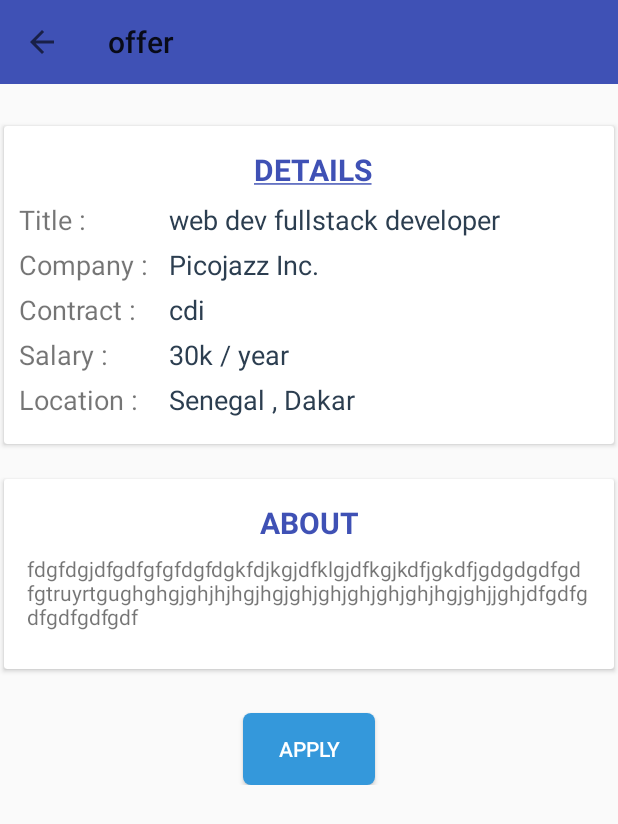
After one commit to picojazz/PicojazzJobsAndriodApp, an Android app: the OfferActivity screen opened directly, with no data from a screen before it, on a phone screen of 412 x 824 dp. The commit adds this screen. Shown: the top 824 px of the screen. Run offline under Robolectric (Android 15) with nearby library versions, the phone set to English and light mode, and no system bars.

Commit message:
design offer layout

```diff
--- a/app/src/main/AndroidManifest.xml
+++ b/app/src/main/AndroidManifest.xml
@@ -2,7 +2,7 @@
 <manifest xmlns:android="http://schemas.android.com/apk/res/android"
     package="com.example.supschool.picojazzemploiapp">
 
-    <uses-permission android:name="android.permission.INTERNET"/>
+    <uses-permission android:name="android.permission.INTERNET" />
 
     <application
         android:allowBackup="true"
@@ -22,7 +22,8 @@
         <activity
             android:name=".HomeActivity"
             android:label="@string/title_activity_home"
-            android:theme="@style/AppTheme.NoActionBar"></activity>
+            android:theme="@style/AppTheme.NoActionBar" />
+        <activity android:name=".OfferActivity"></activity>
     </application>
 
 </manifest>
--- a/app/src/main/java/com/example/supschool/picojazzemploiapp/HomeActivity.java
+++ b/app/src/main/java/com/example/supschool/picojazzemploiapp/HomeActivity.java
@@ -1,6 +1,7 @@
 package com.example.supschool.picojazzemploiapp;
 
 import android.app.ProgressDialog;
+import android.content.Intent;
 import android.os.AsyncTask;
 import android.os.Bundle;
 import android.support.design.widget.FloatingActionButton;
@@ -16,6 +17,7 @@ import android.support.v7.widget.Toolbar;
 import android.view.Menu;
 import android.view.MenuItem;
 import android.view.ViewGroup;
+import android.widget.AdapterView;
 import android.widget.BaseAdapter;
 import android.widget.ListView;
 import android.widget.TextView;
@@ -55,17 +57,26 @@ public class HomeActivity extends AppCompatActivity
         dialog = new ProgressDialog(this);
         dialog.setMessage(getString(R.string.waiting));
 
-        //searchview
-         //searchView = (MaterialSearchView)findViewById(R.id.search_view);
+
+        homeListView.setOnItemClickListener(new AdapterView.OnItemClickListener() {
+            @Override
+            public void onItemClick(AdapterView<?> parent, View view, int position, long id) {
+                Intent intent = new Intent(HomeActivity.this,OfferActivity.class);
+                intent.putExtra("offer_id",String.valueOf(listOffers.get(position).getId()));
+
+               // Toast.makeText(HomeActivity.this,String.valueOf(listOffers.get(position).getId()) , Toast.LENGTH_SHORT).show();
+
+                startActivity(intent);
+            }
+        });
+
 
 
         //api offers
         OfferServer offerServer = new OfferServer();
         offerServer.execute("http://192.168.56.1:8080/api/offers");
 
-        //adapter
-        /*CustomAdaptder customAdaptder = new CustomAdaptder();
-        homeListView.setAdapter(customAdaptder);*/
+
 
 
         DrawerLayout drawer = (DrawerLayout) findViewById(R.id.drawer_layout);
@@ -193,7 +204,7 @@ public class HomeActivity extends AppCompatActivity
                     /*String dateStr = element.getString("dateCreate");
                     SimpleDateFormat  sdf = new SimpleDateFormat("yyyy-MM-dd HH:mm:ss");
                     Date  date = sdf.parse(dateStr);*/
-                    Offer offer = new Offer(element.getString("title"),element.getString("place"),element.getString("contract"),element.getString("dateCreate"));
+                    Offer offer = new Offer(element.getLong("id"),element.getString("title"),element.getString("place"),element.getString("contract"),element.getString("dateCreate"));
                     listOffers.add(offer);
                 }
 
--- a/app/src/main/java/com/example/supschool/picojazzemploiapp/Offer.java
+++ b/app/src/main/java/com/example/supschool/picojazzemploiapp/Offer.java
@@ -35,8 +35,10 @@ public class Offer {
         this.dateCreate = dateCreate;
     }
 
-    public Offer(String title, String place, String contract, String dateCreate) {
+
+    public Offer(long id,String title, String place, String contract, String dateCreate) {
         this.title = title;
+        this.id = id;
         this.place = place;
         this.contract = contract;
         this.dateCreate = dateCreate;
--- /dev/null
+++ b/app/src/main/java/com/example/supschool/picojazzemploiapp/OfferActivity.java
@@ -0,0 +1,40 @@
+package com.example.supschool.picojazzemploiapp;
+
+import android.graphics.Color;
+import android.support.v7.app.AppCompatActivity;
+import android.os.Bundle;
+import android.support.v7.widget.Toolbar;
+import android.view.Menu;
+import android.view.MenuItem;
+import android.widget.TextView;
+
+public class OfferActivity extends AppCompatActivity {
+
+    @Override
+    protected void onCreate(Bundle savedInstanceState) {
+        super.onCreate(savedInstanceState);
+        setContentView(R.layout.activity_offer);
+
+        Toolbar toolbar =(Toolbar) findViewById(R.id.toolbar_offer);
+        setSupportActionBar(toolbar);
+        getSupportActionBar().setTitle("offer");
+        //toolbar.setTitleTextColor(Color.parseColor("#000"));
+        getSupportActionBar().setDisplayHomeAsUpEnabled(true);
+
+        String offer_id = getIntent().getStringExtra("offer_id");
+
+    }
+
+    @Override
+    public boolean onCreateOptionsMenu(Menu menu) {
+        getMenuInflater().inflate(R.menu.offer_action_bar, menu);
+
+        return true;
+    }
+
+    @Override
+    public boolean onSupportNavigateUp() {
+        finish();
+        return true;
+    }
+}
--- /dev/null
+++ b/app/src/main/res/drawable/ic_arrow_back_black_24dp.xml
@@ -0,0 +1,9 @@
+<vector xmlns:android="http://schemas.android.com/apk/res/android"
+        android:width="24dp"
+        android:height="24dp"
+        android:viewportWidth="24.0"
+        android:viewportHeight="24.0">
+    <path
+        android:fillColor="#FF000000"
+        android:pathData="M20,11H7.83l5.59,-5.59L12,4l-8,8 8,8 1.41,-1.41L7.83,13H20v-2z"/>
+</vector>
--- /dev/null
+++ b/app/src/main/res/layout/activity_offer.xml
@@ -0,0 +1,181 @@
+<?xml version="1.0" encoding="utf-8"?>
+<ScrollView xmlns:android="http://schemas.android.com/apk/res/android"
+    xmlns:app="http://schemas.android.com/apk/res-auto"
+    xmlns:tools="http://schemas.android.com/tools"
+    android:layout_width="match_parent"
+    android:layout_height="match_parent"
+    tools:context="com.example.supschool.picojazzemploiapp.OfferActivity">
+
+    <android.support.constraint.ConstraintLayout
+        android:layout_width="match_parent"
+        android:layout_height="match_parent"
+        android:background="#fafafa">
+
+    <android.support.v7.widget.Toolbar
+        android:id="@+id/toolbar_offer"
+        android:layout_width="0dp"
+        android:layout_height="56dp"
+        android:background="@color/colorPrimary"
+        tools:layout_editor_absoluteY="25dp"
+        app:layout_constraintLeft_toLeftOf="parent"
+        app:layout_constraintRight_toRightOf="parent" />
+        <android.support.v7.widget.CardView
+            android:id="@+id/offer_view"
+            android:layout_width="0dp"
+            android:layout_height="220dp"
+            app:cardUseCompatPadding="true"
+            app:layout_constraintLeft_toLeftOf="parent"
+            app:layout_constraintRight_toRightOf="parent"
+            app:layout_constraintTop_toTopOf="parent"
+            android:layout_marginTop="80dp"
+            app:layout_constraintHorizontal_bias="0.0">
+
+            <TextView
+                android:layout_width="match_parent"
+                android:layout_height="wrap_content"
+
+                android:layout_marginTop="15dp"
+                android:text="@string/details"
+                android:textAlignment="center"
+                android:textAllCaps="true"
+                android:textColor="@color/colorPrimary"
+                android:textSize="20sp"
+                android:textStyle="bold" />
+
+            <TextView
+                android:layout_width="wrap_content"
+                android:layout_height="wrap_content"
+                android:layout_marginLeft="10dp"
+                android:layout_marginTop="50dp"
+                android:text="Title :"
+                android:textSize="18sp" />
+            <TextView
+                android:id="@+id/offer_title"
+                android:layout_width="match_parent"
+                android:layout_height="wrap_content"
+                android:layout_marginLeft="110dp"
+                android:layout_marginTop="50dp"
+                android:text="web dev fullstack developer"
+                android:textSize="18sp"
+                android:textColor="#2c3e50"/>
+            <TextView
+                android:layout_width="wrap_content"
+                android:layout_height="wrap_content"
+                android:layout_marginLeft="10dp"
+                android:layout_marginTop="80dp"
+                android:text="Company :"
+                android:textSize="18sp" />
+            <TextView
+                android:id="@+id/offer_company"
+                android:layout_width="match_parent"
+                android:layout_height="wrap_content"
+                android:layout_marginLeft="110dp"
+                android:layout_marginTop="80dp"
+                android:text="Picojazz Inc."
+                android:textSize="18sp"
+                android:textColor="#2c3e50"/>
+            <TextView
+                android:layout_width="wrap_content"
+                android:layout_height="wrap_content"
+                android:layout_marginLeft="10dp"
+                android:layout_marginTop="110dp"
+                android:text="Contract :"
+                android:textSize="18sp" />
+            <TextView
+                android:id="@+id/offer_contract"
+                android:layout_width="match_parent"
+                android:layout_height="wrap_content"
+                android:layout_marginLeft="110dp"
+                android:layout_marginTop="110dp"
+                android:text="cdi"
+                android:textSize="18sp"
+                android:textColor="#2c3e50"/>
+            <TextView
+                android:layout_width="wrap_content"
+                android:layout_height="wrap_content"
+                android:layout_marginLeft="10dp"
+                android:layout_marginTop="140dp"
+                android:text="Salary :"
+                android:textSize="18sp" />
+            <TextView
+                android:id="@+id/offer_salary"
+                android:layout_width="match_parent"
+                android:layout_height="wrap_content"
+                android:layout_marginLeft="110dp"
+                android:layout_marginTop="140dp"
+                android:text="30k / year"
+                android:textSize="18sp"
+                android:textColor="#2c3e50"/>
+            <TextView
+                android:layout_width="wrap_content"
+                android:layout_height="wrap_content"
+                android:layout_marginLeft="10dp"
+                android:layout_marginTop="170dp"
+                android:text="Location :"
+                android:textSize="18sp" />
+            <TextView
+                android:id="@+id/offer_location"
+                android:layout_width="match_parent"
+                android:layout_height="wrap_content"
+                android:layout_marginLeft="110dp"
+                android:layout_marginTop="170dp"
+                android:text="Senegal , Dakar"
+                android:textSize="18sp"
+                android:textColor="#2c3e50"/>
+
+
+        </android.support.v7.widget.CardView>
+        <android.support.v7.widget.CardView
+            android:layout_width="0dp"
+            android:layout_height="wrap_content"
+            app:cardUseCompatPadding="true"
+            app:layout_constraintLeft_toLeftOf="parent"
+            app:layout_constraintRight_toRightOf="parent"
+            app:layout_constraintHorizontal_bias="0.0"
+            android:layout_marginTop="15dp"
+            app:layout_constraintTop_toBottomOf="@+id/offer_view"
+            android:id="@+id/cardView">
+
+            <TextView
+                android:layout_width="match_parent"
+                android:layout_height="wrap_content"
+
+                android:layout_marginTop="15dp"
+                android:text="About"
+                android:textAlignment="center"
+                android:textAllCaps="true"
+                android:textColor="@color/colorPrimary"
+                android:textSize="20sp"
+                android:textStyle="bold" />
+
+            <TextView
+                android:id="@+id/offer_about"
+                android:layout_width="match_parent"
+                android:layout_height="wrap_content"
+                android:layout_marginTop="50dp"
+                android:paddingBottom="25dp"
+                android:paddingLeft="15dp"
+                android:paddingRight="15dp"
+                android:text="fdgfdgjdfgdfgfgfdgfdgkfdjkgjdfklgjdfkgjkdfjgkdfjgdgdgdfgdfgtruyrtgughghgjghjhjhgjhgjghjghjghjghjghjhgjghjjghjdfgdfgdfgdfgdfgdf" />
+
+
+        </android.support.v7.widget.CardView>
+
+        <Button
+            android:layout_width="wrap_content"
+            android:layout_height="wrap_content"
+            android:text="Apply"
+            android:background="@drawable/connectbutton"
+            android:textColor="#fff"
+
+
+            app:layout_constraintLeft_toLeftOf="parent"
+            app:layout_constraintRight_toRightOf="parent"
+            android:layout_marginTop="25dp"
+            app:layout_constraintTop_toBottomOf="@+id/cardView" />
+
+
+    </android.support.constraint.ConstraintLayout>
+
+
+</ScrollView>
--- /dev/null
+++ b/app/src/main/res/menu/offer_action_bar.xml
@@ -0,0 +1,7 @@
+<?xml version="1.0" encoding="utf-8"?>
+<menu xmlns:android="http://schemas.android.com/apk/res/android"
+    xmlns:app="http://schemas.android.com/apk/res-auto">
+
+
+
+</menu>
--- a/app/src/main/res/values/strings.xml
+++ b/app/src/main/res/values/strings.xml
@@ -21,4 +21,5 @@
 
     <string name="action_settings">Settings</string>
     <string name="waiting">please wait ...</string>
+    <string name="details"> <u>Details</u></string>
 </resources>
```
